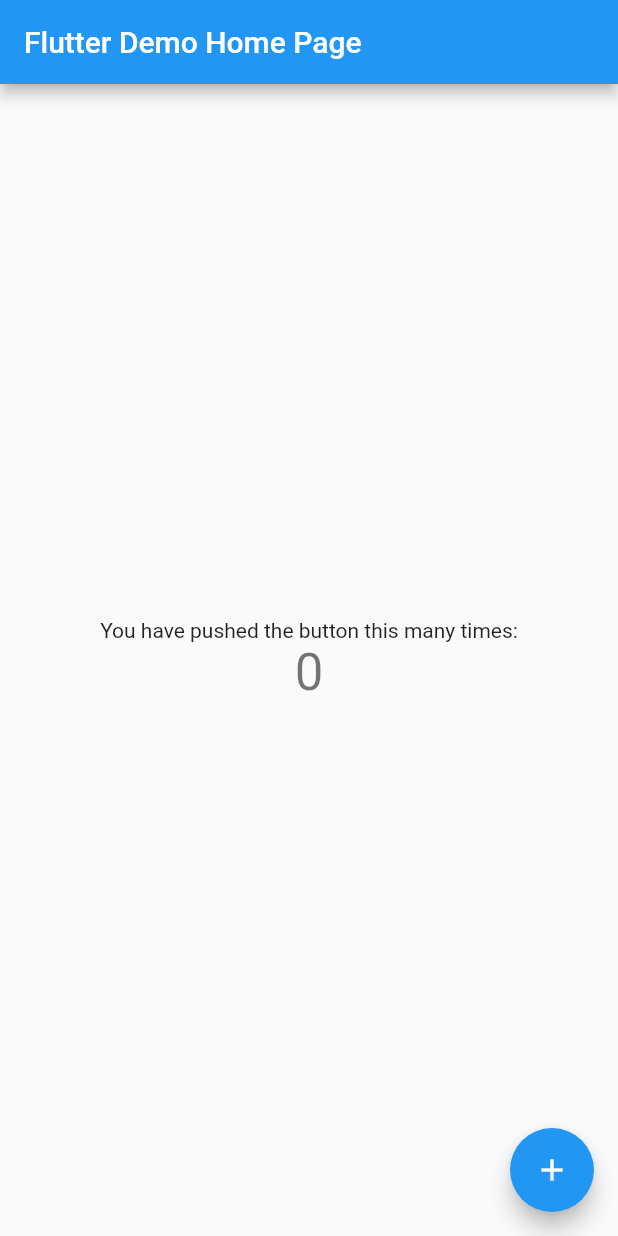
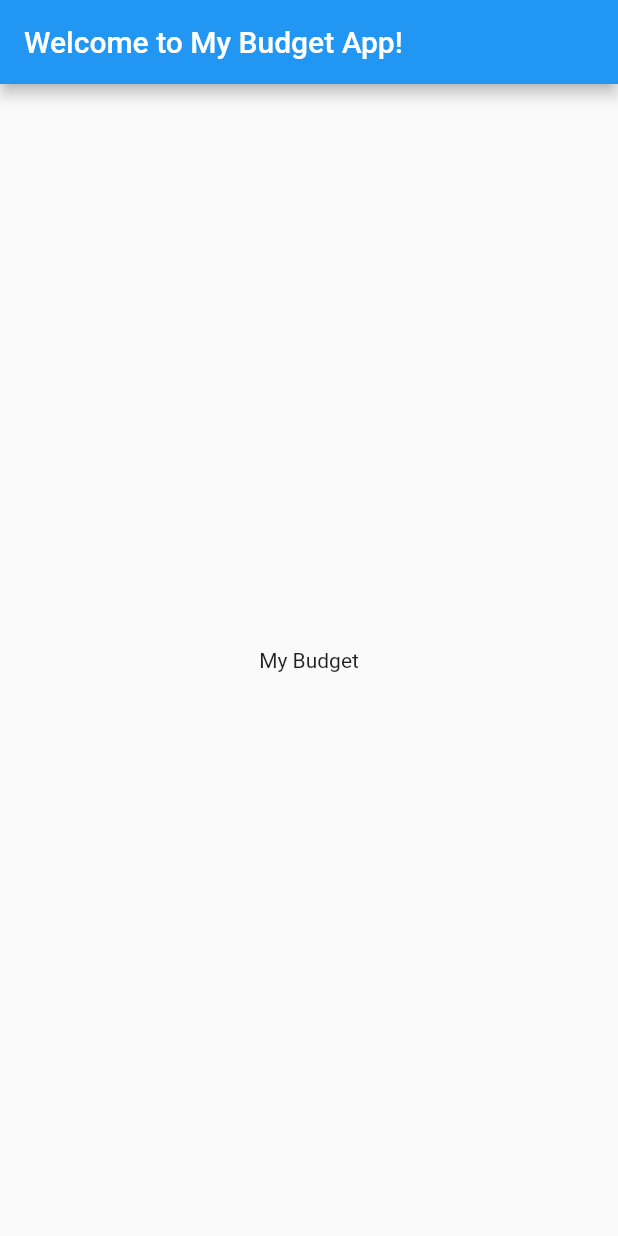
Before and after one commit to konradfisz/budget_app, a Flutter app: the screen it shows after launch, on a phone screen of 412 x 824 dp. Run offline on Flutter 3.47's test engine with Material 2 defaults, Android fonts, the phone set to English and light mode, and no system bars.

```diff
--- a/lib/main.dart
+++ b/lib/main.dart
@@ -1,117 +1,40 @@
 import 'package:flutter/material.dart';
 
 void main() {
-  runApp(MyApp());
+  runApp(BudgetApp());
 }
 
-class MyApp extends StatelessWidget {
-  // This widget is the root of your application.
+class BudgetApp extends StatelessWidget {
   @override
   Widget build(BuildContext context) {
     return MaterialApp(
-      title: 'Flutter Demo',
+      title: 'Budget App',
       theme: ThemeData(
-        // This is the theme of your application.
-        //
-        // Try running your application with "flutter run". You'll see the
-        // application has a blue toolbar. Then, without quitting the app, try
-        // changing the primarySwatch below to Colors.green and then invoke
-        // "hot reload" (press "r" in the console where you ran "flutter run",
-        // or simply save your changes to "hot reload" in a Flutter IDE).
-        // Notice that the counter didn't reset back to zero; the application
-        // is not restarted.
         primarySwatch: Colors.blue,
-        // This makes the visual density adapt to the platform that you run
-        // the app on. For desktop platforms, the controls will be smaller and
-        // closer together (more dense) than on mobile platforms.
         visualDensity: VisualDensity.adaptivePlatformDensity,
       ),
-      home: MyHomePage(title: 'Flutter Demo Home Page'),
+      home: SplashScreen(),
     );
   }
 }
 
-class MyHomePage extends StatefulWidget {
-  MyHomePage({Key key, this.title}) : super(key: key);
-
-  // This widget is the home page of your application. It is stateful, meaning
-  // that it has a State object (defined below) that contains fields that affect
-  // how it looks.
-
-  // This class is the configuration for the state. It holds the values (in this
-  // case the title) provided by the parent (in this case the App widget) and
-  // used by the build method of the State. Fields in a Widget subclass are
-  // always marked "final".
-
-  final String title;
+class SplashScreen extends StatefulWidget {
+  SplashScreen({Key key}) : super(key: key);
 
   @override
-  _MyHomePageState createState() => _MyHomePageState();
+  _SplashScreenState createState() => _SplashScreenState();
 }
 
-class _MyHomePageState extends State<MyHomePage> {
-  int _counter = 0;
-
-  void _incrementCounter() {
-    setState(() {
-      // This call to setState tells the Flutter framework that something has
-      // changed in this State, which causes it to rerun the build method below
-      // so that the display can reflect the updated values. If we changed
-      // _counter without calling setState(), then the build method would not be
-      // called again, and so nothing would appear to happen.
-      _counter++;
-    });
-  }
-
+class _SplashScreenState extends State<SplashScreen> {
   @override
   Widget build(BuildContext context) {
-    // This method is rerun every time setState is called, for instance as done
-    // by the _incrementCounter method above.
-    //
-    // The Flutter framework has been optimized to make rerunning build methods
-    // fast, so that you can just rebuild anything that needs updating rather
-    // than having to individually change instances of widgets.
     return Scaffold(
       appBar: AppBar(
-        // Here we take the value from the MyHomePage object that was created by
-        // the App.build method, and use it to set our appbar title.
-        title: Text(widget.title),
+        title: Text("Welcome to My Budget App!"),
       ),
       body: Center(
-        // Center is a layout widget. It takes a single child and positions it
-        // in the middle of the parent.
-        child: Column(
-          // Column is also a layout widget. It takes a list of children and
-          // arranges them vertically. By default, it sizes itself to fit its
-          // children horizontally, and tries to be as tall as its parent.
-          //
-          // Invoke "debug painting" (press "p" in the console, choose the
-          // "Toggle Debug Paint" action from the Flutter Inspector in Android
-          // Studio, or the "Toggle Debug Paint" command in Visual Studio Code)
-          // to see the wireframe for each widget.
-          //
-          // Column has various properties to control how it sizes itself and
-          // how it positions its children. Here we use mainAxisAlignment to
-          // center the children vertically; the main axis here is the vertical
-          // axis because Columns are vertical (the cross axis would be
-          // horizontal).
-          mainAxisAlignment: MainAxisAlignment.center,
-          children: <Widget>[
-            Text(
-              'You have pushed the button this many times:',
-            ),
-            Text(
-              '$_counter',
-              style: Theme.of(context).textTheme.headline4,
-            ),
-          ],
-        ),
+        child: Text("My Budget"),
       ),
-      floatingActionButton: FloatingActionButton(
-        onPressed: _incrementCounter,
-        tooltip: 'Increment',
-        child: Icon(Icons.add),
-      ), // This trailing comma makes auto-formatting nicer for build methods.
     );
   }
 }
```
Also changed, not shown: lib/splash_screen.dart (added), 12 other files.
